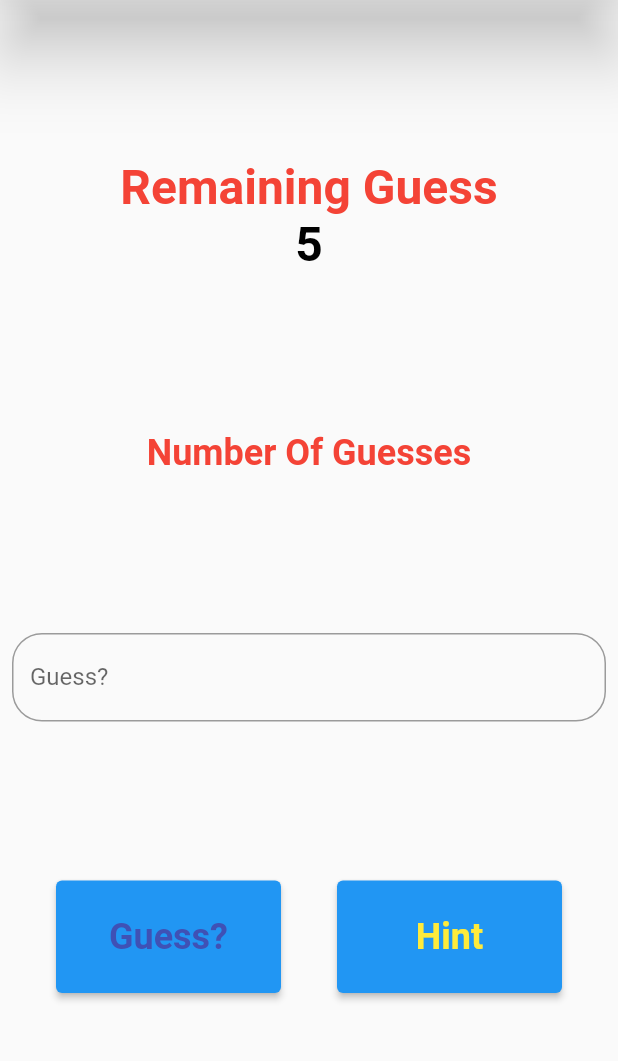
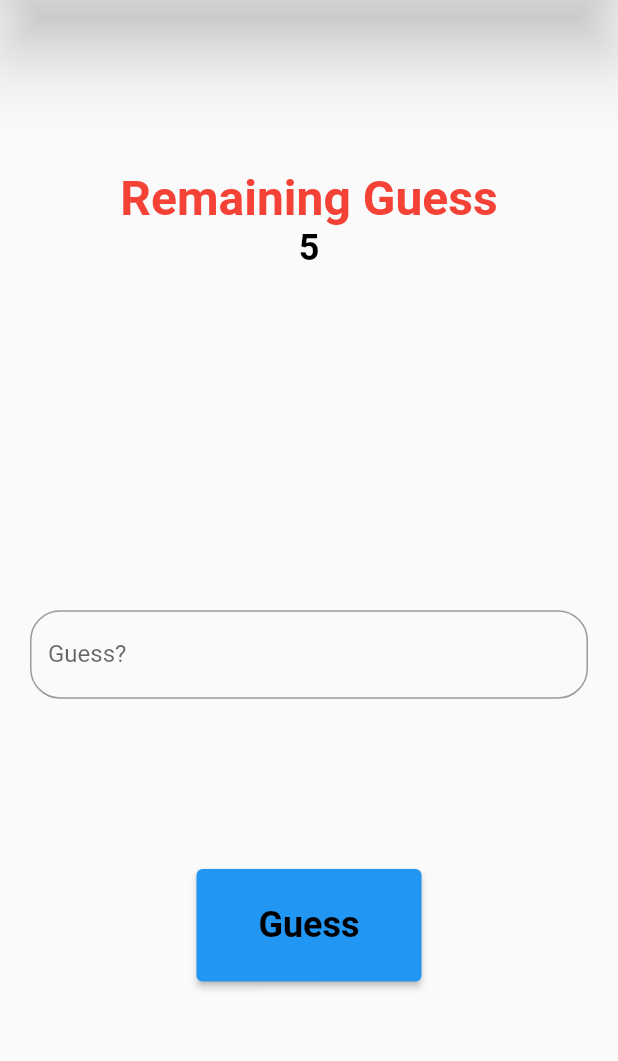
Before and after one commit to yakupbilgen/number-guess, a Flutter app: the GameScreen screen opened by its route, on a phone screen of 412 x 824 dp, the part 84-1145 px from its top. Run offline on Flutter 3.47's test engine with Material 2 defaults, Android fonts, the phone set to English and light mode, and no system bars.

Commit message:
game screen ui complate

```diff
--- a/lib/constants/app_size_constants.dart
+++ b/lib/constants/app_size_constants.dart
@@ -1,4 +1,5 @@
 class AppSizeConstants {
   static const defaultSizedBoxHeight = 20.0;
+  static const defaultSizedBoxLeftAndRightSpace = 20.0;
   static const appBarElevationSize = 20.0;
 }
--- a/lib/constants/app_text_contansts.dart
+++ b/lib/constants/app_text_contansts.dart
@@ -4,10 +4,9 @@ class AppTextContants {
   static const guessRange = 'Guess Range';
 
   static const appBarTitleGameScreen = 'Number Guess';
-  static const gameScreenGuessButton = 'Guess?';
+  static const gameScreenGuessButton = 'Guess';
   static const gameScreenHintButton = 'Hint';
   static const gameScreenRemainingGuess = 'Remaining Guess';
-  static const gameScreenNumberOfGuesses = 'Number Of Guesses';
   static const gameScreenLabelText = 'Guess?';
 
   static const appBarTitleResultScreen = 'Result';
--- a/lib/screen/game_screen.dart
+++ b/lib/screen/game_screen.dart
@@ -16,9 +16,13 @@ class GameScreen extends StatefulWidget {
 class _GameScreenState extends State<GameScreen> {
   TextEditingController myTextController = TextEditingController();
 
-  final int remainigGuess = 5;
+  int remainigGuess = 5;
+  String hintText = "";
+  String hintTextDescription = '';
+  bool hintTextShow = false;
+
+  Random rnd = Random();
   late int myRandomNumber;
-  Random rnd = Random();
 
   @override
   void initState() {
@@ -27,7 +31,7 @@ class _GameScreenState extends State<GameScreen> {
   }
 
   void generetRandomNumber() {
-    myRandomNumber = rnd.nextInt(100);
+    myRandomNumber = rnd.nextInt(101);
     debugPrint("Generated random number:" + myRandomNumber.toString());
   }
 
@@ -39,7 +43,10 @@ class _GameScreenState extends State<GameScreen> {
         centerTitle: true,
         elevation: AppSizeConstants.appBarElevationSize,
       ),
-      body: Center(
+      body: Padding(
+        padding: const EdgeInsets.only(
+            left: AppSizeConstants.defaultSizedBoxLeftAndRightSpace,
+            right: AppSizeConstants.defaultSizedBoxLeftAndRightSpace),
         child: Column(
           mainAxisAlignment: MainAxisAlignment.spaceEvenly,
           crossAxisAlignment: CrossAxisAlignment.center,
@@ -52,17 +59,25 @@ class _GameScreenState extends State<GameScreen> {
                 ),
                 Text(
                   remainigGuess.toString(),
-                  style: myTextStyle(32, Colors.black),
+                  style: myTextStyle(24, Colors.black),
+                )
+              ],
+            ),
+            (hintTextShow)
+                ? Column(
+                    children: [
+                      Text(
+                        hintText,
+                        style: myTextStyle(32, Colors.red),
+                      ),
+                      Text(
+                        hintTextDescription,
+                        style: myTextStyle(24, Colors.black),
                       ),
                     ],
-            ),
-            Text(
-              AppTextContants.gameScreenNumberOfGuesses,
-              style: myTextStyle(24, Colors.red),
-            ),
-            Padding(
-              padding: const EdgeInsets.only(left: 8.0, right: 8.0),
-              child: TextField(
+                  )
+                : const SizedBox(),
+            TextField(
               controller: myTextController,
               keyboardType: TextInputType.number,
               textAlign: TextAlign.center,
@@ -73,35 +88,28 @@ class _GameScreenState extends State<GameScreen> {
                 ),
               ),
             ),
-            ),
-            Row(
-              mainAxisAlignment: MainAxisAlignment.spaceEvenly,
-              children: [
-                SizedBox(
-                  height: 75,
-                  width: 150,
-                  child: ElevatedButton(
-                    onPressed: () =>
-                        Navigator.pushNamed(context, "/resultscreen"),
-                    child: Text(
-                      AppTextContants.gameScreenGuessButton,
-                      style: myTextStyle(24, Colors.indigo),
-                    ),
-                  ),
-                ),
             SizedBox(
               height: 75,
               width: 150,
               child: ElevatedButton(
                 onPressed: _buildHintButtonMethod,
                 child: Text(
-                      AppTextContants.gameScreenHintButton,
-                      style: myTextStyle(24, Colors.yellow),
+                  AppTextContants.gameScreenGuessButton,
+                  style: myTextStyle(24, Colors.black),
                 ),
               ),
             ),
-              ],
-            ),
+            // SizedBox(
+            //   height: 75,
+            //   width: 150,
+            //   child: ElevatedButton(
+            //     onPressed: _buildHintButtonMethod,
+            //     child: Text(
+            //       AppTextContants.gameScreenHintButton,
+            //       style: myTextStyle(24, Colors.yellow),
+            //     ),
+            //   ),
+            // ),
           ],
         ),
       ),
@@ -109,14 +117,22 @@ class _GameScreenState extends State<GameScreen> {
   }
 
   _buildHintButtonMethod() {
-    if (myTextController != null) {
+    if (myTextController != null && myTextController.text != "") {
       if (int.parse(myTextController.text) == myRandomNumber) {
-        debugPrint("Dogru tahmin");
+        hintTextDescription = 'Correct guess.';
       } else {
         (int.parse(myTextController.text) < myRandomNumber)
-            ? debugPrint('Tahmini yükseltmelisin')
-            : debugPrint('Tahmini azaltmalisin');
+            ? hintTextDescription = 'Raise the guess.'
+            : hintTextDescription = 'Reduce guess.';
+
+        remainigGuess--;
+      }
+    } else {
+      hintTextDescription = 'Answer is empty. Please entry answer!';
+    }
+    hintText = 'Hint';
+    debugPrint(hintTextDescription);
+    hintTextShow = true;
+    setState(() {});
   }
 }
-  }
-}
```
Lines whose indentation alone changed are shown as unchanged.
